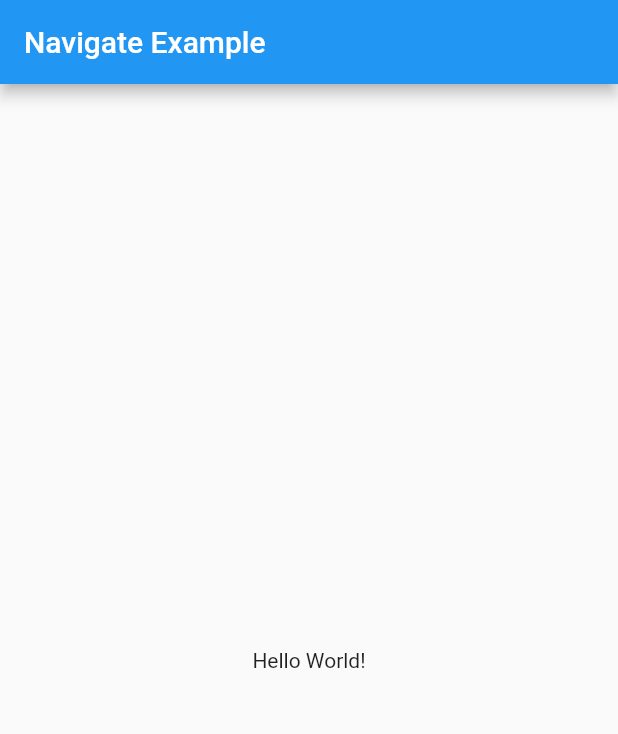
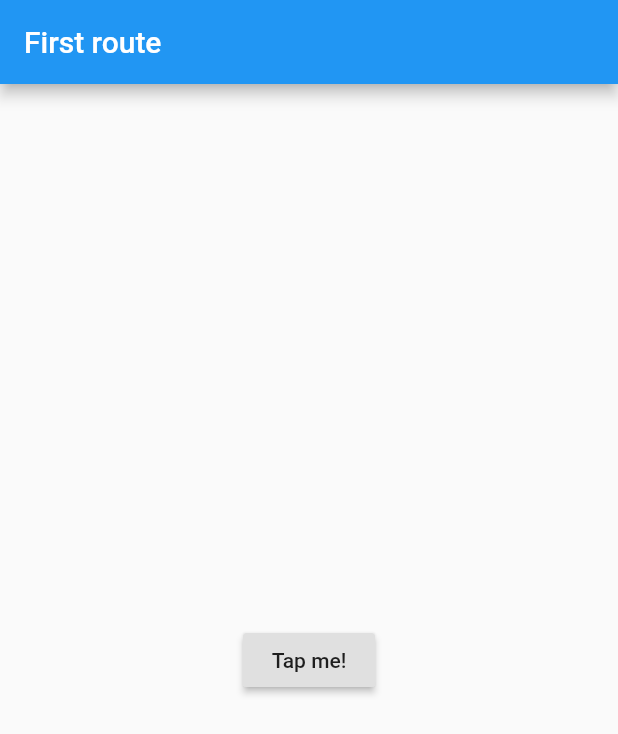
Before and after one commit to agambajwa/Flutter, a Flutter app: the screen it shows after launch, on a phone screen of 412 x 824 dp. Shown: the top 734 px of the screen. Run offline on Flutter 3.47's test engine with Material 2 defaults, Android fonts, the phone set to English and light mode, and no system bars.

Commit message:
Update main.dart

```diff
--- a/navigate_activities/lib/main.dart
+++ b/navigate_activities/lib/main.dart
@@ -1,25 +1,54 @@
 import 'package:flutter/material.dart';
 
 void main() {
-  runApp(MyApp());
+  runApp(
+    MaterialApp(
+      title: 'Navigation Pages App',
+      home: FirstRoute(),
+    )
+  );
 }
 
-class MyApp extends StatelessWidget {
-  // This widget is the root of your application.
+class FirstRoute extends StatelessWidget {
   @override
   Widget build(BuildContext context) {
-    return MaterialApp(
-      title: 'Material App',
-      home: Scaffold(
-        appBar: AppBar(
-          title: Text('Navigate Example'),
-        ),
-        body: Center(
-          child: Container(
-            child: Text('Hello World!'),
-          ),
+    // TODO: implement build
+    return Scaffold(
+      appBar: AppBar(
+        title: Text('First route'),
+      ),
+      body: Center(
+        child: RaisedButton(
+          child: Text('Tap me!'),
+          onPressed: () {
+
+            Navigator.push(context, MaterialPageRoute(
+                builder: (BuildContext context) => SecondRoute()
+            ));
+          },
         ),
       ),
     );
   }
 }
+
+class SecondRoute extends StatelessWidget {
+  @override
+  Widget build(BuildContext context) {
+    // TODO: implement build
+    return Scaffold(
+      appBar: AppBar(
+        title: Text('Second route'),
+      ),
+      body: Center(
+        child: RaisedButton(
+          child: Text('Go back!'),
+          onPressed: () {
+            Navigator.pop(context);
+          },
+
+        ),
+      ),
+    );
+  }
+}
```
